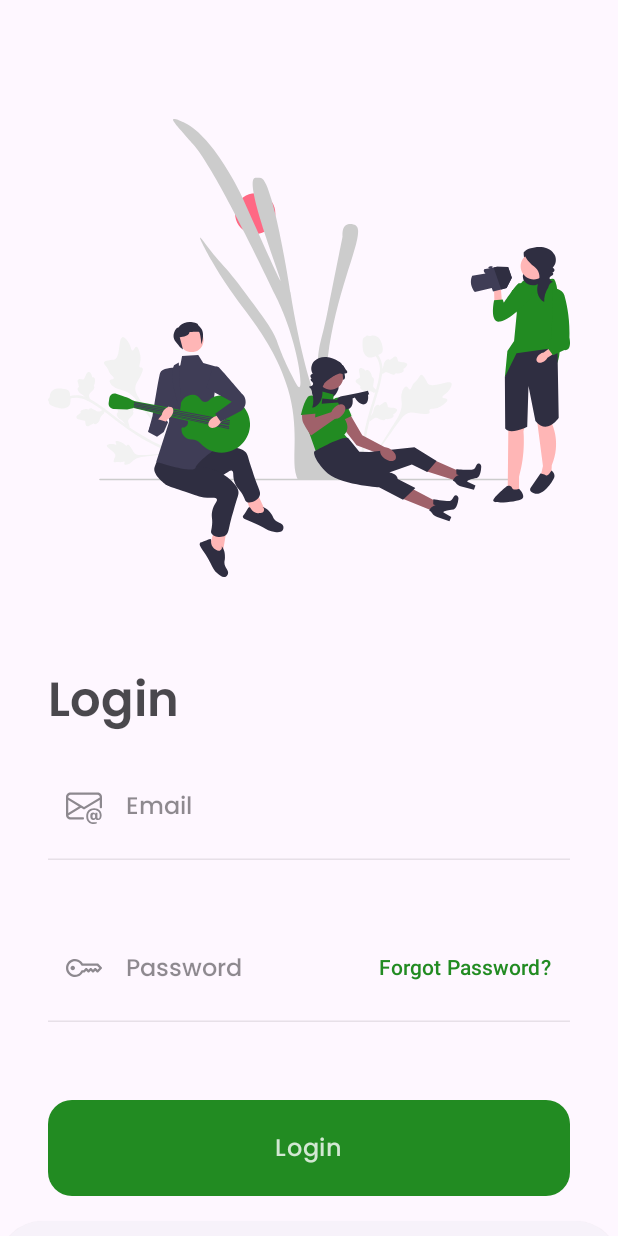
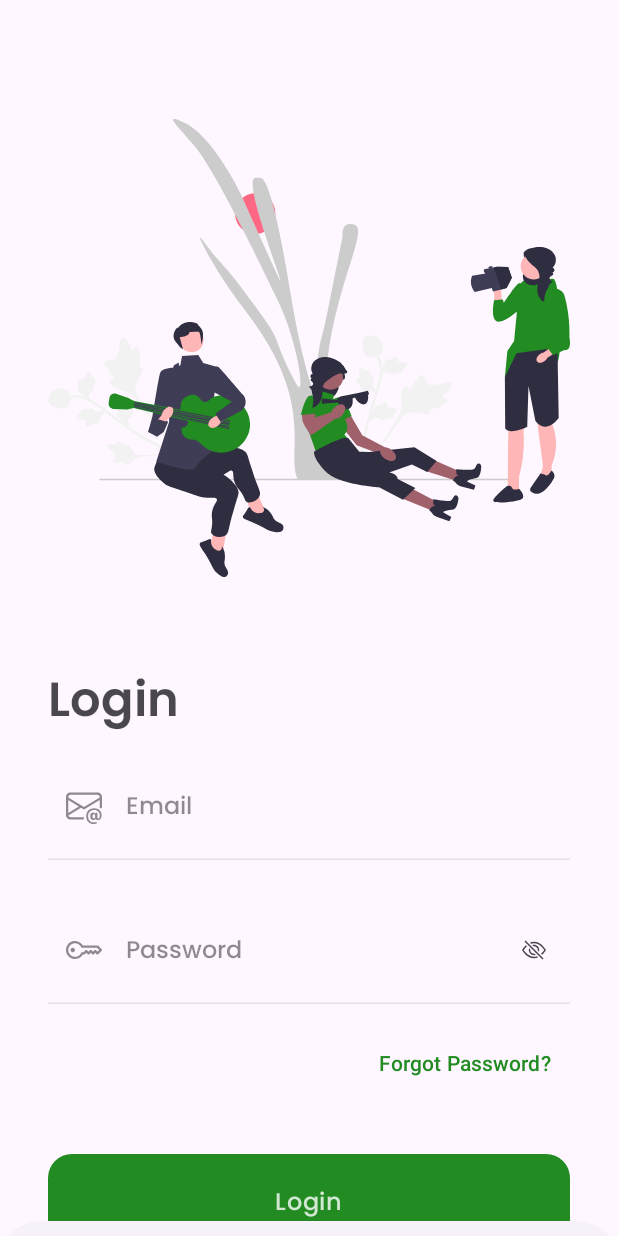
Before and after one commit to Aumaidkh/TrekKits, an Android app built with Jetpack Compose: the screen it shows after launch (MainActivity), on a phone screen of 412 x 824 dp. Run offline under Robolectric (Android 15) with nearby library versions, the phone set to English and light mode, and no system bars; our stand-ins replace Dagger/Hilt's generated code, Firebase (no records; nobody signed in at launch, a user with empty details on screens opened directly); 4 statements that could not run were skipped.

Commit message:
feat: add password toggle

```diff
--- a/auth/src/main/kotlin/com/hopcape/trekkits/auth/presentation/screens/login/LoginScreen.kt
+++ b/auth/src/main/kotlin/com/hopcape/trekkits/auth/presentation/screens/login/LoginScreen.kt
@@ -1,22 +1,22 @@
 package com.hopcape.trekkits.auth.presentation.screens.login
 
 import androidx.compose.foundation.ScrollState
+import androidx.compose.foundation.layout.Arrangement
+import androidx.compose.foundation.layout.Row
 import androidx.compose.foundation.layout.fillMaxWidth
 import androidx.compose.foundation.layout.padding
-import androidx.compose.foundation.layout.size
-import androidx.compose.material3.BottomSheetScaffold
 import androidx.compose.material3.BottomSheetScaffoldState
 import androidx.compose.material3.ExperimentalMaterial3Api
-import androidx.compose.material3.SheetState
+import androidx.compose.material3.Icon
+import androidx.compose.material3.IconButton
 import androidx.compose.material3.Text
 import androidx.compose.material3.TextButton
-import androidx.compose.material3.rememberStandardBottomSheetState
 import androidx.compose.runtime.Composable
+import androidx.compose.ui.Alignment
 import androidx.compose.ui.Modifier
-import androidx.compose.ui.platform.LocalContext
+import androidx.compose.ui.res.painterResource
 import androidx.compose.ui.text.input.ImeAction
 import androidx.compose.ui.text.input.KeyboardType
-import androidx.compose.ui.text.input.PasswordVisualTransformation
 import androidx.compose.ui.unit.dp
 import com.hopcape.designsystem.components.buttons.TextWithClickableText
 import com.hopcape.designsystem.styles.bodyLowEmphasis
@@ -26,6 +26,8 @@ import com.hopcape.trekkits.auth.presentation.composables.AuthInputField
 import com.hopcape.trekkits.auth.presentation.composables.AuthScreen
 import com.hopcape.trekkits.auth.presentation.screens.login.viewmodel.LoginScreenAction
 import com.hopcape.trekkits.auth.presentation.screens.login.viewmodel.LoginScreenState
+import com.hopcape.trekkits.auth.presentation.screens.login.viewmodel.toPasswordIconResId
+import com.hopcape.trekkits.auth.presentation.screens.login.viewmodel.toVisualTransformation
 
 @OptIn(ExperimentalMaterial3Api::class)
 @Composable
@@ -71,7 +73,7 @@ internal fun LoginScreen(
             modifier = Modifier
                 .padding(
                     top = 8.dp,
-                    bottom = 24.dp
+                    bottom = 0.dp
                 )
                 .fillMaxWidth(),
             text = "Password",
@@ -80,17 +82,36 @@ internal fun LoginScreen(
             startIconResId = com.hopcape.designsystem.R.drawable.key,
             error = screenState.formState.passwordError,
             trailingContent = {
-                TextButton(
-                    modifier = Modifier,
-                    onClick = { onAction(LoginScreenAction.ForgotPassword) }
-                ) {
-                    Text("Forgot Password?")
+                IconButton(
+                    onClick = {
+                        onAction(LoginScreenAction.ShowHidePassword)
+                    }
+                ){
+                    Icon(
+                        painter = painterResource(screenState.toPasswordIconResId()),
+                        contentDescription = ""
+                    )
                 }
             },
-            visualTransformation = PasswordVisualTransformation(),
+            visualTransformation = screenState.toVisualTransformation(),
             imeAction = ImeAction.Done,
             keyboardType = KeyboardType.Password
         )
+
+        Row(
+            modifier = Modifier
+                .padding(bottom = 36.dp)
+                .fillMaxWidth(),
+            verticalAlignment = Alignment.CenterVertically,
+            horizontalArrangement = Arrangement.End
+        ) {
+            TextButton(
+                modifier = Modifier,
+                onClick = { onAction(LoginScreenAction.ForgotPassword) }
+            ) {
+                Text("Forgot Password?")
+            }
+        }
 
         AuthButton(
             modifier = Modifier
--- a/auth/src/main/kotlin/com/hopcape/trekkits/auth/presentation/screens/login/viewmodel/LoginScreenAction.kt
+++ b/auth/src/main/kotlin/com/hopcape/trekkits/auth/presentation/screens/login/viewmodel/LoginScreenAction.kt
@@ -11,4 +11,5 @@ sealed interface LoginScreenAction: BaseAction {
     data object SignInWithGoogle: LoginScreenAction
     data object SignInWithFacebook: LoginScreenAction
     data object OnBottomSheetButtonClick: LoginScreenAction
+    data object ShowHidePassword: LoginScreenAction
 }
--- a/auth/src/main/kotlin/com/hopcape/trekkits/auth/presentation/screens/login/viewmodel/LoginScreenState.kt
+++ b/auth/src/main/kotlin/com/hopcape/trekkits/auth/presentation/screens/login/viewmodel/LoginScreenState.kt
@@ -1,5 +1,7 @@
 package com.hopcape.trekkits.auth.presentation.screens.login.viewmodel
 
+import androidx.compose.ui.text.input.PasswordVisualTransformation
+import androidx.compose.ui.text.input.VisualTransformation
 import com.hopcape.common.domain.base.presentation.BaseState
 
 data class LoginScreenState(
@@ -7,11 +9,28 @@ data class LoginScreenState(
     val displayState: DisplayState? = null
 ): BaseState
 
+fun LoginScreenState.toPasswordIconResId(): Int {
+    return if (formState.showPassword){
+        com.hopcape.designsystem.R.drawable.ic_eye
+    } else {
+        com.hopcape.designsystem.R.drawable.ic_eye_slash
+    }
+}
+
+fun LoginScreenState.toVisualTransformation(): VisualTransformation {
+    return if (formState.showPassword){
+        VisualTransformation.None
+    } else {
+        PasswordVisualTransformation()
+    }
+}
+
 data class FormState(
     val email: String = "",
     val password: String = "",
     val emailError: String? = null,
-    val passwordError: String? = null
+    val passwordError: String? = null,
+    val showPassword: Boolean = false
 )
 
 sealed interface DisplayState{
--- a/auth/src/main/kotlin/com/hopcape/trekkits/auth/presentation/screens/login/viewmodel/LoginScreenViewModel.kt
+++ b/auth/src/main/kotlin/com/hopcape/trekkits/auth/presentation/screens/login/viewmodel/LoginScreenViewModel.kt
@@ -14,6 +14,15 @@ import dagger.hilt.android.lifecycle.HiltViewModel
 import kotlinx.coroutines.flow.update
 import javax.inject.Inject
 
+/**
+ * Login screen view model
+ *
+ * @property loginUseCase
+ * @property googleSignInService
+ * @property emailValidator
+ * @property passwordValidator
+ * @constructor Create empty Login screen view model
+ */
 @HiltViewModel
 internal class LoginScreenViewModel @Inject constructor(
     private val loginUseCase: LoginUseCase,
@@ -24,8 +33,16 @@ internal class LoginScreenViewModel @Inject constructor(
     initialState = LoginScreenState()
 ) {
 
+
+    /**
+     * On action
+     *
+     * @param action
+     */
     override fun onAction(action: LoginScreenAction) {
         when (action) {
+            is LoginScreenAction.ShowHidePassword -> handleShowHidePassword()
+
             is LoginScreenAction.EmailChanged -> handleEmailChange(
                 email = action.email
             )
@@ -41,14 +58,40 @@ internal class LoginScreenViewModel @Inject constructor(
         }
     }
 
+    private fun handleShowHidePassword(){
+        _state.update {
+            it.copy(
+                formState = it.formState.copy(
+                    showPassword = !it.formState.showPassword
+                )
+            )
+        }
+    }
+
+    /**
+     * Handle email change
+     *
+     * @param email
+     */
     private fun handleEmailChange(email: String){
         _state.update { state -> state.copy(formState = state.formState.copy(email = email.trim())) }
     }
 
+
+    /**
+     * Handle password change
+     *
+     * @param password
+     */
     private fun handlePasswordChange(password: String){
         _state.update { state -> state.copy(formState = state.formState.copy(password = password.trim())) }
     }
 
+
+    /**
+     * Validate and login
+     *
+     */
     private fun validateAndLogin(){
         if (!shouldBeingLogin()){
             return
@@ -67,10 +110,23 @@ internal class LoginScreenViewModel @Inject constructor(
         }
     }
 
+
+    /**
+     * Should being login
+     *
+     * @return
+     */
     private fun shouldBeingLogin(): Boolean {
         return isValidEmail(_state.value.formState.email) && isValidPassword(_state.value.formState.password)
     }
 
+
+    /**
+     * Is valid email
+     *
+     * @param email
+     * @return
+     */
     private fun isValidEmail(email: String): Boolean {
         return when(val result = emailValidator(email)){
             is Result.Error -> {
@@ -93,6 +149,13 @@ internal class LoginScreenViewModel @Inject constructor(
         }
     }
 
+
+    /**
+     * Is valid password
+     *
+     * @param password
+     * @return
+     */
     private fun isValidPassword(password: String): Boolean {
         return when(val result = passwordValidator(password)){
             is Result.Error -> {
@@ -110,6 +173,12 @@ internal class LoginScreenViewModel @Inject constructor(
         }
     }
 
+
+    /**
+     * Handle use case error
+     *
+     * @param error
+     */
     private fun handleUseCaseError(error: AuthError){
         if (error == AuthError.Remote.EMAIL_NOT_VERIFIED){
             sendEvent(
@@ -128,6 +197,11 @@ internal class LoginScreenViewModel @Inject constructor(
         ))
     }
 
+
+    /**
+     * Initiate google sign in
+     *
+     */
     private fun initiateGoogleSignIn(){
         viewModelScope.withDispatcher {
             when(val result = googleSignInService.launchClient()){
--- a/designSystem/src/main/java/com/hopcape/designsystem/components/fields/InputField.kt
+++ b/designSystem/src/main/java/com/hopcape/designsystem/components/fields/InputField.kt
@@ -1,6 +1,5 @@
 package com.hopcape.designsystem.components.fields
 
-import androidx.compose.foundation.layout.padding
 import androidx.compose.foundation.text.KeyboardOptions
 import androidx.compose.material3.MaterialTheme
 import androidx.compose.material3.Text
@@ -12,7 +11,6 @@ import androidx.compose.ui.graphics.Color
 import androidx.compose.ui.text.input.ImeAction
 import androidx.compose.ui.text.input.KeyboardType
 import androidx.compose.ui.text.input.VisualTransformation
-import androidx.compose.ui.unit.dp
 import com.hopcape.designsystem.styles.hintSmall
 
 @Composable
@@ -29,8 +27,7 @@ fun InputField(
     trailingIcon: @Composable (() -> Unit)? = null,
 ) {
     TextField(
-        modifier = modifier
-            .padding(bottom = 12.dp),
+        modifier = modifier,
         value = value,
         onValueChange = onValueChange,
         label = {
--- /dev/null
+++ b/designSystem/src/main/res/drawable/ic_eye.xml
@@ -0,0 +1,12 @@
+<vector xmlns:android="http://schemas.android.com/apk/res/android"
+    android:width="16dp"
+    android:height="16dp"
+    android:viewportWidth="16"
+    android:viewportHeight="16">
+  <path
+      android:pathData="M16,8s-3,-5.5 -8,-5.5S0,8 0,8s3,5.5 8,5.5S16,8 16,8M1.173,8a13,13 0,0 1,1.66 -2.043C4.12,4.668 5.88,3.5 8,3.5s3.879,1.168 5.168,2.457A13,13 0,0 1,14.828 8q-0.086,0.13 -0.195,0.288c-0.335,0.48 -0.83,1.12 -1.465,1.755C11.879,11.332 10.119,12.5 8,12.5s-3.879,-1.168 -5.168,-2.457A13,13 0,0 1,1.172 8z"
+      android:fillColor="#000000"/>
+  <path
+      android:pathData="M8,5.5a2.5,2.5 0,1 0,0 5,2.5 2.5,0 0,0 0,-5M4.5,8a3.5,3.5 0,1 1,7 0,3.5 3.5,0 0,1 -7,0"
+      android:fillColor="#000000"/>
+</vector>
--- /dev/null
+++ b/designSystem/src/main/res/drawable/ic_eye_slash.xml
@@ -0,0 +1,15 @@
+<vector xmlns:android="http://schemas.android.com/apk/res/android"
+    android:width="16dp"
+    android:height="16dp"
+    android:viewportWidth="16"
+    android:viewportHeight="16">
+  <path
+      android:pathData="M13.359,11.238C15.06,9.72 16,8 16,8s-3,-5.5 -8,-5.5a7,7 0,0 0,-2.79 0.588l0.77,0.771A6,6 0,0 1,8 3.5c2.12,0 3.879,1.168 5.168,2.457A13,13 0,0 1,14.828 8q-0.086,0.13 -0.195,0.288c-0.335,0.48 -0.83,1.12 -1.465,1.755q-0.247,0.248 -0.517,0.486z"
+      android:fillColor="#000000"/>
+  <path
+      android:pathData="M11.297,9.176a3.5,3.5 0,0 0,-4.474 -4.474l0.823,0.823a2.5,2.5 0,0 1,2.829 2.829zM8.354,10.475 L9.176,11.297a3.5,3.5 0,0 1,-4.474 -4.474l0.823,0.823a2.5,2.5 0,0 0,2.829 2.829"
+      android:fillColor="#000000"/>
+  <path
+      android:pathData="M3.35,5.47q-0.27,0.24 -0.518,0.487A13,13 0,0 0,1.172 8l0.195,0.288c0.335,0.48 0.83,1.12 1.465,1.755C4.121,11.332 5.881,12.5 8,12.5c0.716,0 1.39,-0.133 2.02,-0.36l0.77,0.772A7,7 0,0 1,8 13.5C3,13.5 0,8 0,8s0.939,-1.721 2.641,-3.238l0.708,0.709zM13.646,14.354 L1.646,2.354 2.354,1.646 14.354,13.646z"
+      android:fillColor="#000000"/>
+</vector>
```
